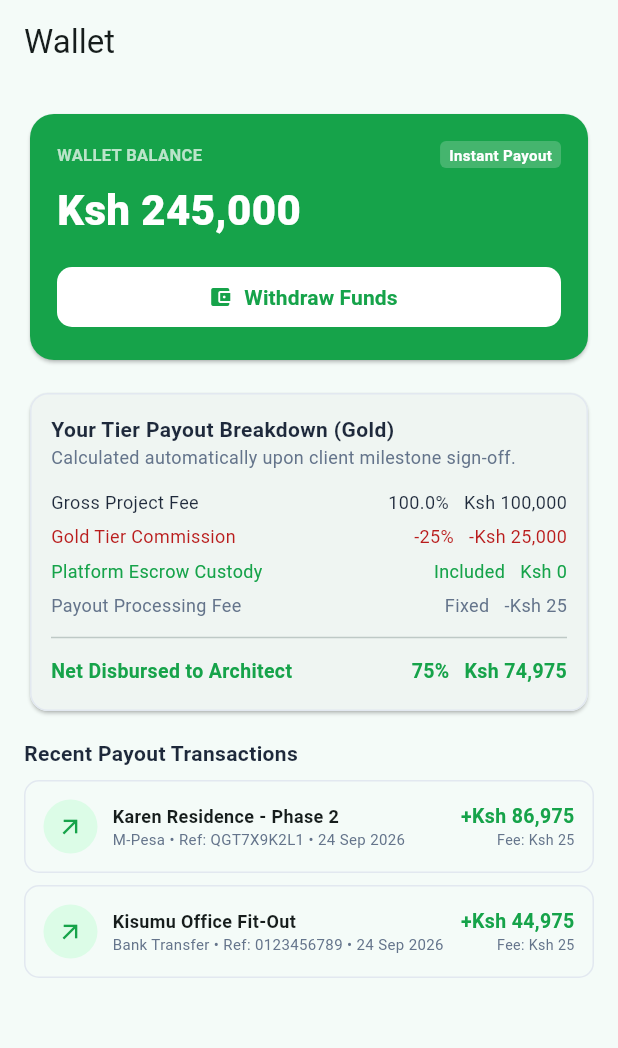
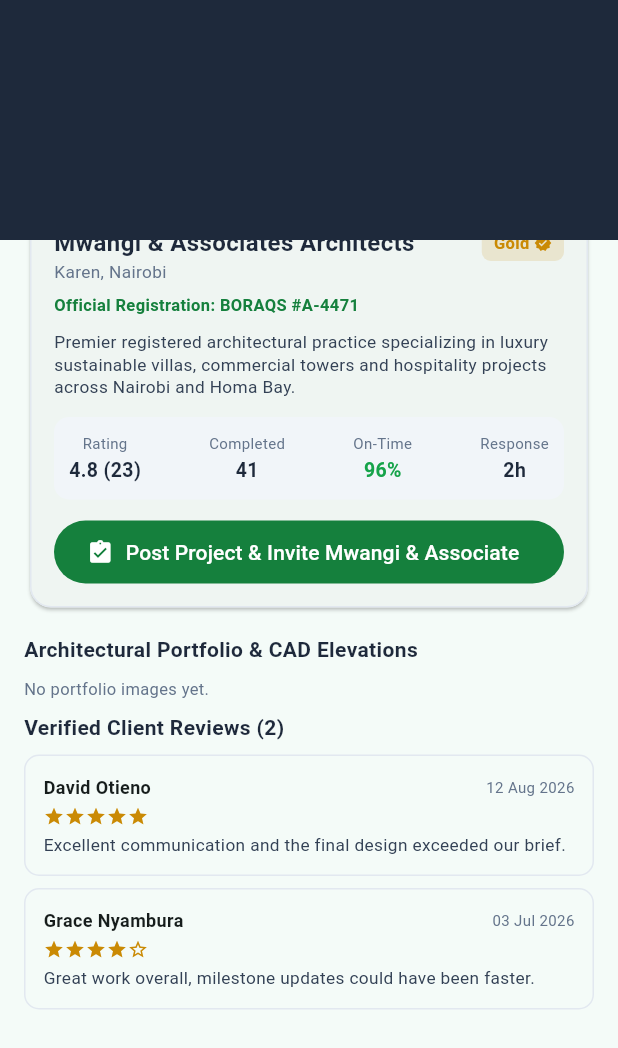
Before and after one commit to yardie-del/archconnect-ke-flutter, a Flutter app: the screen it shows after launch, on a phone screen of 412 x 824 dp. Shown: the top 1048 px of the screen. Run offline on Flutter 3.47's test engine with Material 3 defaults, Android fonts, the phone set to English and light mode, and no system bars.

Commit message:
Fix header row overflow on architect profile screen

```diff
--- a/lib/main.dart
+++ b/lib/main.dart
@@ -1,7 +1,7 @@
 import 'package:flutter/material.dart';
+import 'models/architect_profile.dart';
 import 'models/architect_tier.dart';
-import 'models/payout.dart';
-import 'screens/wallet_screen.dart';
+import 'screens/architect_profile_screen.dart';
 
 void main() => runApp(const ArchConnectApp());
 
@@ -13,48 +13,55 @@ class ArchConnectApp extends StatelessWidget {
     return MaterialApp(
       title: 'ArchConnect KE',
       theme: ThemeData(useMaterial3: true, colorSchemeSeed: Colors.teal),
-      home: _buildDemoWallet(),
+      home: _buildDemoProfile(),
     );
   }
 
-  Widget _buildDemoWallet() {
+  Widget _buildDemoProfile() {
     // Sample data standing in for what will come from Firestore once the
-    // backend is wired up. Swap this for a real architect profile + payout
-    // history stream later.
-    final samplePayouts = [
-      Payout(
-        architectId: 'demo-architect-id',
-        architectName: 'Jane Mwangi',
-        projectTitle: 'Karen Residence - Phase 2',
-        amountKsh: 87000,
-        method: PayoutMethod.mpesa,
-        mpesaB2cRef: 'QGT7X9K2L1',
-        recipientPhone: '+254720889900',
-        netReceivedKsh: 86975,
+    // backend is wired up.
+    const profile = ArchitectProfile(
+      userId: 'demo-architect-id',
+      firmName: 'Mwangi & Associates Architects',
+      tier: ArchitectTier.gold,
+      isBoraqsVerified: true,
+      boraqsNumber: 'BORAQS #A-4471',
+      bio: 'Premier registered architectural practice specializing in '
+          'luxury sustainable villas, commercial towers and hospitality '
+          'projects across Nairobi and Homa Bay.',
+      location: 'Karen, Nairobi',
+      ratingAvg: 4.8,
+      reviewCount: 23,
+      completedProjects: 41,
+      onTimeRate: 96,
+      responseTimeHours: 2,
+    );
+
+    final reviews = [
+      Review(
+        id: '1',
+        clientName: 'David Otieno',
+        rating: 5,
+        comment: 'Excellent communication and the final design exceeded our brief.',
+        date: DateTime(2026, 8, 12),
       ),
-      Payout(
-        architectId: 'demo-architect-id',
-        architectName: 'Jane Mwangi',
-        projectTitle: 'Kisumu Office Fit-Out',
-        amountKsh: 45000,
-        method: PayoutMethod.bank,
-        bankName: 'Equity Bank',
-        bankAccountNumber: '0123456789',
-        bankAccountName: 'Jane Mwangi',
-        netReceivedKsh: 44975,
+      Review(
+        id: '2',
+        clientName: 'Grace Nyambura',
+        rating: 4,
+        comment: 'Great work overall, milestone updates could have been faster.',
+        date: DateTime(2026, 7, 3),
       ),
     ];
 
-    return ArchitectWalletScreen(
-      architectId: 'demo-architect-id',
-      architectName: 'Jane Mwangi',
-      tier: ArchitectTier.gold,
-      totalRevenueKsh: 245000,
-      payouts: samplePayouts,
-      onPayoutConfirmed: (payout) {
-        // TODO: send to repository/backend once that layer is built.
-        debugPrint('Confirmed payout: ${payout.toJson()}');
-      },
+    return ArchitectPublicProfileScreen(
+      profile: profile,
+      reviews: reviews,
+      viewerRole: ViewerRole.client,
+      onHireTap: () => debugPrint('Post Project & Invite tapped'),
+      onTierUpgradeSubmitted: (req) => debugPrint(
+        'Tier upgrade requested: ${req.tier.title} / ${req.boraqsNumber}',
+      ),
     );
   }
 }
--- /dev/null
+++ b/lib/models/architect_profile.dart
@@ -0,0 +1,53 @@
+import 'architect_tier.dart';
+
+/// Ported from the Kotlin `ArchitectProfileEntity`.
+class ArchitectProfile {
+  const ArchitectProfile({
+    required this.userId,
+    required this.firmName,
+    required this.tier,
+    this.isBoraqsVerified = false,
+    this.boraqsNumber = '',
+    this.bio = '',
+    this.location = 'Nairobi, Kenya',
+    this.ratingAvg = 0.0,
+    this.reviewCount = 0,
+    this.completedProjects = 0,
+    this.onTimeRate = 0,
+    this.responseTimeHours = 0,
+    this.coverImageUrl,
+    this.portfolioImageUrls = const [],
+  });
+
+  final String userId;
+  final String firmName;
+  final ArchitectTier tier;
+  final bool isBoraqsVerified;
+  final String boraqsNumber;
+  final String bio;
+  final String location;
+  final double ratingAvg;
+  final int reviewCount;
+  final int completedProjects;
+  final int onTimeRate;
+  final int responseTimeHours;
+  final String? coverImageUrl;
+  final List<String> portfolioImageUrls;
+}
+
+/// Ported from the Kotlin `ReviewEntity`.
+class Review {
+  const Review({
+    required this.id,
+    required this.clientName,
+    required this.rating,
+    required this.comment,
+    required this.date,
+  });
+
+  final String id;
+  final String clientName;
+  final double rating;
+  final String comment;
+  final DateTime date;
+}
--- /dev/null
+++ b/lib/screens/architect_profile_screen.dart
@@ -0,0 +1,305 @@
+import 'package:flutter/material.dart';
+import 'package:intl/intl.dart';
+import '../models/architect_profile.dart';
+import '../models/architect_tier.dart';
+import '../widgets/tier_upgrade_dialog.dart';
+import '../widgets/wallet_helpers.dart';
+
+/// Who is viewing the profile — mirrors the Kotlin check on
+/// `currentUser?.role == UserRole.CLIENT` to decide which CTA to show.
+enum ViewerRole { client, architect, admin }
+
+/// Dart port of the Kotlin `ArchitectPublicProfileScreen`.
+///
+/// Shows the cover banner, firm details + tier badge, stats grid,
+/// a "Hire" CTA for clients (or a "Request Tier Upgrade" CTA for the
+/// architect viewing their own profile), portfolio thumbnails, and
+/// verified client reviews.
+class ArchitectPublicProfileScreen extends StatelessWidget {
+  const ArchitectPublicProfileScreen({
+    super.key,
+    required this.profile,
+    required this.reviews,
+    required this.viewerRole,
+    this.onHireTap,
+    this.onTierUpgradeSubmitted,
+  });
+
+  final ArchitectProfile profile;
+  final List<Review> reviews;
+  final ViewerRole viewerRole;
+  final VoidCallback? onHireTap;
+  final ValueChanged<TierUpgradeRequest>? onTierUpgradeSubmitted;
+
+  @override
+  Widget build(BuildContext context) {
+    return Scaffold(
+      body: CustomScrollView(
+        slivers: [
+          SliverAppBar(
+            expandedHeight: 160,
+            pinned: true,
+            flexibleSpace: FlexibleSpaceBar(
+              background: profile.coverImageUrl != null
+                  ? Image.network(profile.coverImageUrl!, fit: BoxFit.cover,
+                      colorBlendMode: BlendMode.darken, color: Colors.black.withOpacity(0.4))
+                  : Container(color: slateDark),
+            ),
+          ),
+          SliverToBoxAdapter(
+            child: Transform.translate(
+              offset: const Offset(0, -30),
+              child: Padding(
+                padding: const EdgeInsets.symmetric(horizontal: 16),
+                child: _buildDetailsCard(context),
+              ),
+            ),
+          ),
+          SliverToBoxAdapter(
+            child: Transform.translate(
+              offset: const Offset(0, -16),
+              child: Padding(
+                padding: const EdgeInsets.symmetric(horizontal: 16),
+                child: _buildPortfolio(),
+              ),
+            ),
+          ),
+          SliverToBoxAdapter(
+            child: Transform.translate(
+              offset: const Offset(0, -8),
+              child: Padding(
+                padding: const EdgeInsets.fromLTRB(16, 0, 16, 24),
+                child: _buildReviews(),
+              ),
+            ),
+          ),
+        ],
+      ),
+    );
+  }
+
+  Widget _buildDetailsCard(BuildContext context) {
+    return Card(
+      shape: RoundedRectangleBorder(
+        borderRadius: BorderRadius.circular(14),
+        side: const BorderSide(color: cardBorder),
+      ),
+      child: Padding(
+        padding: const EdgeInsets.all(16),
+        child: Column(
+          crossAxisAlignment: CrossAxisAlignment.start,
+          children: [
+            Row(
+              mainAxisAlignment: MainAxisAlignment.spaceBetween,
+              crossAxisAlignment: CrossAxisAlignment.start,
+              children: [
+                Expanded(
+                  child: Column(
+                  crossAxisAlignment: CrossAxisAlignment.start,
+                  children: [
+                    Text(profile.firmName,
+                        style: const TextStyle(fontWeight: FontWeight.bold, fontSize: 16, color: slateDark)),
+                    Text(profile.location, style: const TextStyle(fontSize: 11.5, color: slateMuted)),
+                  ],
+                ),
+                ),
+                const SizedBox(width: 8),
+                _TierBadge(tier: profile.tier, isBoraqsVerified: profile.isBoraqsVerified),
+              ],
+            ),
+            if (profile.boraqsNumber.isNotEmpty) ...[
+              const SizedBox(height: 6),
+              Text('Official Registration: ${profile.boraqsNumber}',
+                  style: const TextStyle(fontSize: 11, fontWeight: FontWeight.w600, color: kenyaGreenPrimary)),
+            ],
+            const SizedBox(height: 10),
+            Text(
+              profile.bio.isNotEmpty
+                  ? profile.bio
+                  : 'Premier registered architectural practice specializing in luxury sustainable villas, commercial towers and hospitality.',
+              style: const TextStyle(fontSize: 11.5, color: slateMedium, height: 1.3),
+            ),
+            const SizedBox(height: 12),
+            _buildStatsGrid(),
+            const SizedBox(height: 14),
+            _buildActionButton(context),
+          ],
+        ),
+      ),
+    );
+  }
+
+  Widget _buildStatsGrid() {
+    return Container(
+      padding: const EdgeInsets.all(10),
+      decoration: BoxDecoration(
+        color: slateSurfaceLight,
+        borderRadius: BorderRadius.circular(10),
+      ),
+      child: Row(
+        mainAxisAlignment: MainAxisAlignment.spaceBetween,
+        children: [
+          _statColumn('Rating', '${profile.ratingAvg.toStringAsFixed(1)} (${profile.reviewCount})'),
+          _statColumn('Completed', '${profile.completedProjects}'),
+          _statColumn('On-Time', '${profile.onTimeRate}%', color: mpesaGreen),
+          _statColumn('Response', '${profile.responseTimeHours}h'),
+        ],
+      ),
+    );
+  }
+
+  Widget _statColumn(String label, String value, {Color color = slateDark}) {
+    return Column(
+      children: [
+        Text(label, style: const TextStyle(fontSize: 10, color: slateMuted)),
+        const SizedBox(height: 2),
+        Text(value, style: TextStyle(fontWeight: FontWeight.bold, fontSize: 13, color: color)),
+      ],
+    );
+  }
+
+  Widget _buildActionButton(BuildContext context) {
+    if (viewerRole == ViewerRole.client) {
+      final label = profile.firmName.length > 18 ? profile.firmName.substring(0, 18) : profile.firmName;
+      return SizedBox(
+        width: double.infinity,
+        height: 42,
+        child: FilledButton.icon(
+          onPressed: onHireTap,
+          style: FilledButton.styleFrom(backgroundColor: kenyaGreenPrimary),
+          icon: const Icon(Icons.assignment_turned_in),
+          label: Text('Post Project & Invite $label'),
+        ),
+      );
+    }
+    return SizedBox(
+      width: double.infinity,
+      height: 42,
+      child: OutlinedButton.icon(
+        onPressed: () async {
+          final result = await showDialog<TierUpgradeRequest>(
+            context: context,
+            builder: (_) => const TierUpgradeDialog(),
+          );
+          if (result != null) onTierUpgradeSubmitted?.call(result);
+        },
+        icon: const Icon(Icons.upgrade, color: safariGold),
+        label: const Text('Request Tier Upgrade (Gold / Diamond)',
+            style: TextStyle(color: safariGold, fontWeight: FontWeight.bold)),
+      ),
+    );
+  }
+
+  Widget _buildPortfolio() {
+    return Column(
+      crossAxisAlignment: CrossAxisAlignment.start,
+      children: [
+        const Text('Architectural Portfolio & CAD Elevations',
+            style: TextStyle(fontWeight: FontWeight.bold, color: slateDark)),
+        const SizedBox(height: 8),
+        if (profile.portfolioImageUrls.isEmpty)
+          const Text('No portfolio images yet.', style: TextStyle(fontSize: 11, color: slateMuted))
+        else
+          Row(
+            children: profile.portfolioImageUrls.take(2).map((url) {
+              return Expanded(
+                child: Padding(
+                  padding: const EdgeInsets.only(right: 8),
+                  child: ClipRRect(
+                    borderRadius: BorderRadius.circular(8),
+                    child: Image.network(url, height: 110, fit: BoxFit.cover),
+                  ),
+                ),
+              );
+            }).toList(),
+          ),
+      ],
+    );
+  }
+
+  Widget _buildReviews() {
+    return Column(
+      crossAxisAlignment: CrossAxisAlignment.start,
+      children: [
+        Text('Verified Client Reviews (${reviews.length})',
+            style: const TextStyle(fontWeight: FontWeight.bold, color: slateDark)),
+        const SizedBox(height: 8),
+        if (reviews.isEmpty)
+          const Text('No public reviews yet.', style: TextStyle(fontSize: 11, color: slateMuted))
+        else
+          ...reviews.map((r) => _ReviewCard(review: r)),
+      ],
+    );
+  }
+}
+
+class _TierBadge extends StatelessWidget {
+  const _TierBadge({required this.tier, required this.isBoraqsVerified});
+  final ArchitectTier tier;
+  final bool isBoraqsVerified;
+
+  Color get _tierColor => switch (tier) {
+        ArchitectTier.diamond => const Color(0xFF0EA5E9),
+        ArchitectTier.gold => safariGold,
+        ArchitectTier.silver => const Color(0xFF94A3B8),
+        ArchitectTier.bronze => const Color(0xFFB45309),
+      };
+
+  @override
+  Widget build(BuildContext context) {
+    return Container(
+      padding: const EdgeInsets.symmetric(horizontal: 8, vertical: 4),
+      decoration: BoxDecoration(color: _tierColor.withOpacity(0.15), borderRadius: BorderRadius.circular(6)),
+      child: Row(
+        mainAxisSize: MainAxisSize.min,
+        children: [
+          Text(tier.title, style: TextStyle(color: _tierColor, fontWeight: FontWeight.bold, fontSize: 11)),
+          if (isBoraqsVerified) ...[
+            const SizedBox(width: 3),
+            Icon(Icons.verified, size: 12, color: _tierColor),
+          ],
+        ],
+      ),
+    );
+  }
+}
+
+class _ReviewCard extends StatelessWidget {
+  const _ReviewCard({required this.review});
+  final Review review;
+
+  @override
+  Widget build(BuildContext context) {
+    return Container(
+      margin: const EdgeInsets.only(bottom: 8),
+      padding: const EdgeInsets.all(12),
+      decoration: BoxDecoration(border: Border.all(color: cardBorder), borderRadius: BorderRadius.circular(10)),
+      child: Column(
+        crossAxisAlignment: CrossAxisAlignment.start,
+        children: [
+          Row(
+            mainAxisAlignment: MainAxisAlignment.spaceBetween,
+            children: [
+              Text(review.clientName, style: const TextStyle(fontWeight: FontWeight.bold, fontSize: 12)),
+              Text(DateFormat('dd MMM yyyy').format(review.date),
+                  style: const TextStyle(fontSize: 10, color: slateMuted)),
+            ],
+          ),
+          const SizedBox(height: 4),
+          Row(
+            children: List.generate(
+              5,
+              (i) => Icon(
+                i < review.rating.round() ? Icons.star : Icons.star_border,
+                size: 14,
+                color: safariGold,
+              ),
+            ),
+          ),
+          const SizedBox(height: 4),
+          Text(review.comment, style: const TextStyle(fontSize: 11.5, color: slateMedium)),
+        ],
+      ),
+    );
+  }
+}
--- a/lib/screens/wallet_screen.dart
+++ b/lib/screens/wallet_screen.dart
@@ -3,18 +3,14 @@ import 'package:intl/intl.dart';
 import '../models/architect_tier.dart';
 import '../models/payout.dart';
 import '../widgets/withdraw_dialog.dart';
+import '../widgets/wallet_helpers.dart';
 
-const _mpesaGreen = Color(0xFF16A34A);
-const _mpesaGreenContainer = Color(0xFFDCFCE7);
-const _kenyaRed = Color(0xFFB91C1C);
-const _slateDark = Color(0xFF1E293B);
-const _slateMuted = Color(0xFF64748B);
-const _cardBorder = Color(0xFFE2E8F0);
-
-String formatKsh(int amount) {
-  final f = NumberFormat.decimalPattern('en_US');
-  return 'Ksh ${f.format(amount)}';
-}
+const _mpesaGreen = mpesaGreen;
+const _mpesaGreenContainer = mpesaGreenContainer;
+const _kenyaRed = kenyaRed;
+const _slateDark = slateDark;
+const _slateMuted = slateMuted;
+const _cardBorder = cardBorder;
 
 /// Dart port of the Kotlin `ArchitectWalletScreen`.
 ///
--- /dev/null
+++ b/lib/widgets/tier_upgrade_dialog.dart
@@ -0,0 +1,83 @@
+import 'package:flutter/material.dart';
+import '../models/architect_tier.dart';
+import 'wallet_helpers.dart';
+
+/// Ported from the Kotlin tier-upgrade `AlertDialog` in
+/// ArchitectPublicProfileScreen. Lets a non-client user request an upgrade
+/// to a higher tier, submitting BORAQS/college verification details.
+class TierUpgradeDialog extends StatefulWidget {
+  const TierUpgradeDialog({super.key});
+
+  @override
+  State<TierUpgradeDialog> createState() => _TierUpgradeDialogState();
+}
+
+class TierUpgradeRequest {
+  TierUpgradeRequest(this.tier, this.boraqsNumber, this.documentName);
+  final ArchitectTier tier;
+  final String boraqsNumber;
+  final String documentName;
+}
+
+class _TierUpgradeDialogState extends State<TierUpgradeDialog> {
+  ArchitectTier _requestedTier = ArchitectTier.gold;
+  final _boraqsController = TextEditingController(text: 'BORAQS #A-');
+  final _docController =
+      TextEditingController(text: 'BORAQS_Practicing_Certificate_2026.pdf');
+
+  @override
+  void dispose() {
+    _boraqsController.dispose();
+    _docController.dispose();
+    super.dispose();
+  }
+
+  @override
+  Widget build(BuildContext context) {
+    return AlertDialog(
+      title: const Text('Request Tier Upgrade', style: TextStyle(fontWeight: FontWeight.bold)),
+      content: SingleChildScrollView(
+        child: Column(
+          mainAxisSize: MainAxisSize.min,
+          crossAxisAlignment: CrossAxisAlignment.start,
+          children: [
+            const Text(
+              'Submit verification documents to unlock higher bid limits and reduced commission rates.',
+              style: TextStyle(fontSize: 11, color: Colors.grey),
+            ),
+            const SizedBox(height: 10),
+            const Text('Select Target Tier:', style: TextStyle(fontWeight: FontWeight.bold, fontSize: 12)),
+            ...ArchitectTier.values.map((t) => RadioListTile<ArchitectTier>(
+                  value: t,
+                  groupValue: _requestedTier,
+                  onChanged: (v) => setState(() => _requestedTier = v!),
+                  dense: true,
+                  contentPadding: EdgeInsets.zero,
+                  title: Text('${t.title} (${formatKsh(t.subscriptionFeeKsh)}/yr)',
+                      style: const TextStyle(fontSize: 12)),
+                )),
+            const SizedBox(height: 8),
+            TextField(
+              controller: _boraqsController,
+              decoration: const InputDecoration(labelText: 'BORAQS Number / College ID'),
+            ),
+            const SizedBox(height: 8),
+            TextField(
+              controller: _docController,
+              decoration: const InputDecoration(labelText: 'Document Attached'),
+            ),
+          ],
+        ),
+      ),
+      actions: [
+        TextButton(onPressed: () => Navigator.of(context).pop(), child: const Text('Cancel')),
+        FilledButton(
+          onPressed: () => Navigator.of(context).pop(
+            TierUpgradeRequest(_requestedTier, _boraqsController.text, _docController.text),
+          ),
+          child: const Text('Submit for Admin Verification'),
+        ),
+      ],
+    );
+  }
+}
--- /dev/null
+++ b/lib/widgets/wallet_helpers.dart
@@ -0,0 +1,18 @@
+import 'package:flutter/material.dart';
+import 'package:intl/intl.dart';
+
+const mpesaGreen = Color(0xFF16A34A);
+const mpesaGreenContainer = Color(0xFFDCFCE7);
+const kenyaGreenPrimary = Color(0xFF15803D);
+const kenyaRed = Color(0xFFB91C1C);
+const safariGold = Color(0xFFCA8A04);
+const slateDark = Color(0xFF1E293B);
+const slateMedium = Color(0xFF334155);
+const slateMuted = Color(0xFF64748B);
+const slateSurfaceLight = Color(0xFFF1F5F9);
+const cardBorder = Color(0xFFE2E8F0);
+
+String formatKsh(int amount) {
+  final f = NumberFormat.decimalPattern('en_US');
+  return 'Ksh ${f.format(amount)}';
+}
```
